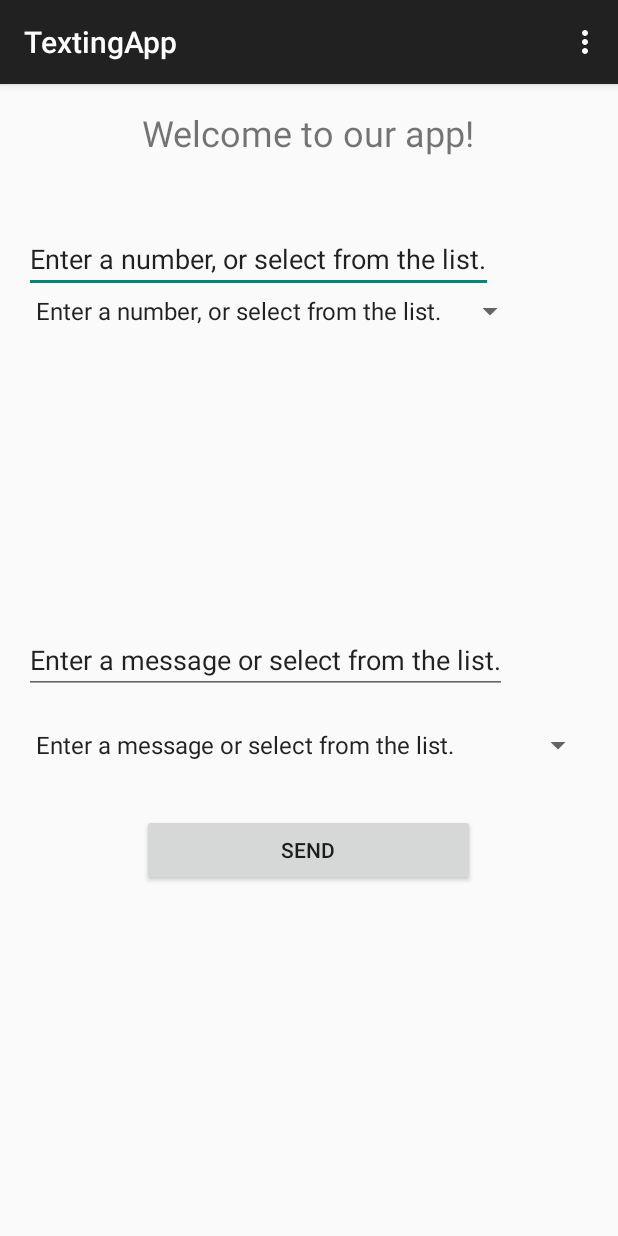
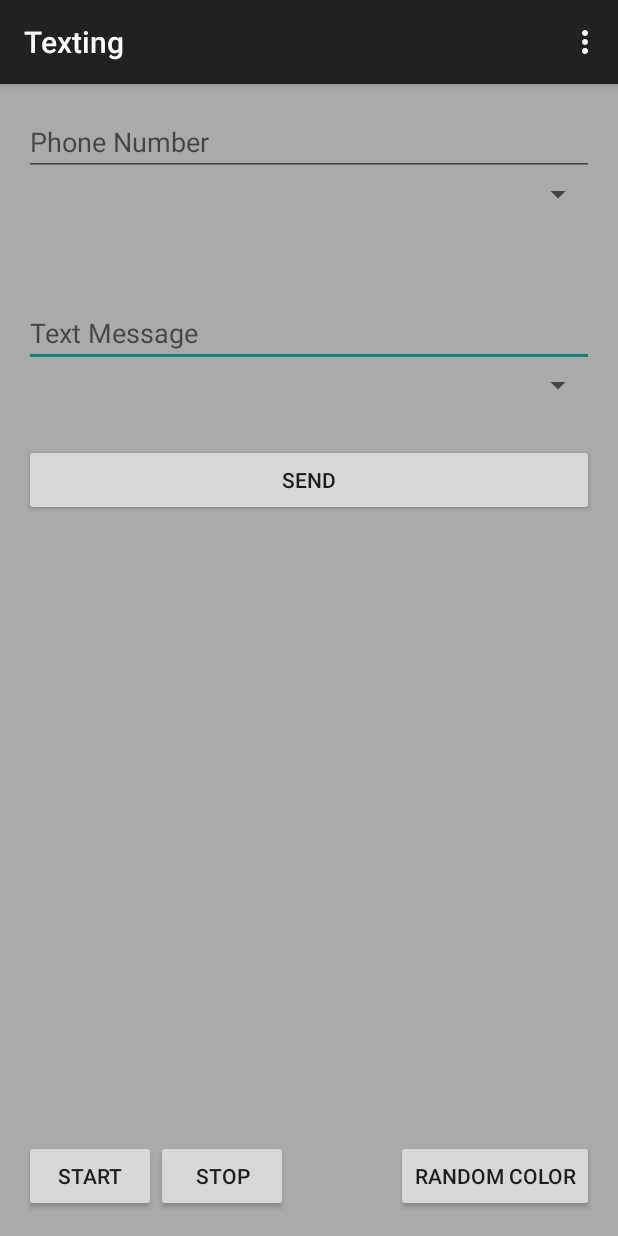
Before and after one commit to tristangaebler/TextingApp, an Android app: the screen it shows after launch (TextingActivity), on a phone screen of 412 x 824 dp. Run offline under Robolectric (Android 15) with nearby library versions, the phone set to English and light mode, and no system bars.

Commit message:
created a timer for changing color

```diff
--- a/app/src/main/java/ctect/textingapp/TextingActivity.java
+++ b/app/src/main/java/ctect/textingapp/TextingActivity.java
@@ -16,75 +16,90 @@ import android.content.Intent;
 import android.widget.ArrayAdapter;
 import android.widget.Spinner;
 import android.widget.AdapterView;
-
-
 import org.w3c.dom.Text;
 
 import java.util.ArrayList;
-
+import java.util.Timer;
+import java.util.TimerTask;
 
 
 /**
  * @author Tristan Gaebler, Bodie Shane, Colm Laro, Ashton Brown, Braden Mabey, and tyler Jarrard.
  */
 
-public class TextingActivity extends AppCompatActivity {
+public class TextingActivity extends AppCompatActivity
+{
 
     private Button startButton;
-    private TextView titleBox;
-    private EditText phoneNumber;
+    private Button colorButton;
+    private Button goButton;
+    private Button stopButton;
     private EditText TextMessage;
     private RelativeLayout backgroundLayout;
     private Spinner  textSpinner;
     private Spinner numberSpinner;
     private ArrayList<String> messageList;
     private ArrayList<String> phoneList;
+    private EditText phoneText;
+    private Timer myTimer;
+    private TimerTask myTimerTask;
 
 
     @Override
-    protected void onCreate(Bundle savedInstanceState) {
+    protected void onCreate(Bundle savedInstanceState)
+    {
         super.onCreate(savedInstanceState);
         setContentView(R.layout.activity_texting);
 
         //Init for the variables startButton and titleBox
         startButton = (Button) findViewById(R.id.StartButton);
-        titleBox = (TextView) findViewById(R.id.titleBox);
-        phoneNumber = (EditText) findViewById(R.id.phoneNumber);
+        colorButton = (Button) findViewById(R.id.colorButton);
+        goButton = (Button) findViewById(R.id.goButton);
+        stopButton = (Button) findViewById(R.id.stopButton);
         TextMessage = (EditText) findViewById(R.id.TextMessage);
         backgroundLayout = (RelativeLayout) findViewById(R.id.backgroundLayout);
         textSpinner = (Spinner) findViewById(R.id.spinner);
         numberSpinner = (Spinner) findViewById(R.id.numberSpinner);
+        phoneText = (EditText) findViewById(R.id.phoneText);
+        myTimer = new Timer();
+
+        myTimerTask = new TimerTask()
+        {
+            @Override
+            public void run()
+            {
+                changeBackgroundColor();
+            }
+        };
 
 
-        //ArrayList with warm message greetings
+        //ArrayList with messages
         messageList = new ArrayList<String>();
-        messageList.add("Enter a message or select from the list.");
+        messageList.add("");
         messageList.add("Hi, how are you doing");
         messageList.add("Hi mom, I learned how to create a text message app today!");
         messageList.add("Text me like one of your French girls ;)");
         messageList.add("Error your message could not be sent. Please try again later. Error number: 362950");
         messageList.add("I'm learning about important dates in history. Wanna be one of them?");
         messageList.add("Just wanted to say hi...;)");
-        messageList.add("Tristan Gaebler");
-        messageList.add("Bodie Shane");
         messageList.add("Colm Laro");
-        messageList.add("Ashton Brown");
-        messageList.add("Braden Mabey");
-        messageList.add("Tyler Jarrard");
-        messageList.add("");
 
+        //ArrayList with numbers
         phoneList = new ArrayList<String>();
-        phoneList.add("Enter a number, or select from the list.");
+        phoneList.add("");
         phoneList.add("8012441454");
         phoneList.add("8015583942");
         phoneList.add("3852889199");
         phoneList.add("8017507515");
-        phoneList.add("");
 
         loadSpinner();
         loadSpinnerP();
         setUpListeners();
     }
+
+    /**
+     * These methods use the array lists and populate the spinners for texts and numbers
+     */
 
     private void loadSpinner() {
         ArrayAdapter<String> listAdapter = new ArrayAdapter<String>(this, android.R.layout.simple_spinner_item, messageList);
@@ -134,11 +149,16 @@ public class TextingActivity extends AppCompatActivity {
 
         backgroundLayout.setBackgroundColor(Color.rgb(redColor, greenColor, blueColor));
 
+        redColor = (int) (Math.random() * 256);
+        greenColor = (int) (Math.random() * 256);
+        blueColor = (int) (Math.random() * 256);
+
+        colorButton.setBackgroundColor(Color.rgb(redColor, greenColor, blueColor));
     }
 
     protected void sendSMSMessage() {
 
-        String phoneNo = phoneNumber.getText().toString();
+        String phoneNo = phoneText.getText().toString();
         String message = TextMessage.getText().toString();
 
         try {
@@ -148,23 +168,51 @@ public class TextingActivity extends AppCompatActivity {
                     Toast.LENGTH_LONG).show();
         } catch (Exception e) {
             Toast.makeText(getApplicationContext(),
-                    "SMS faild, please try again.",
+                    "SMS failed, please try again.",
                     Toast.LENGTH_LONG).show();
             e.printStackTrace();
         }
     }
 
 
-    private void setUpListeners() {
-        startButton.setOnClickListener(new View.OnClickListener() {
-            public void onClick(View buttonView) {
+    private void setUpListeners()
+    {
+        startButton.setOnClickListener(new View.OnClickListener()
+        {
+            public void onClick(View buttonView)
+            {
                 sendSMSMessage();
+            }
+        });
+
+        colorButton.setOnClickListener(new View.OnClickListener()
+        {
+            public void onClick(View buttonView)
+            {
                 changeBackgroundColor();
             }
         });
 
-        textSpinner.setOnItemSelectedListener(new AdapterView.OnItemSelectedListener() {
-            public void onItemSelected(AdapterView<?> parent, View view, int pos, long id) {
+        goButton.setOnClickListener(new View.OnClickListener()
+        {
+            public void onClick(View buttonView)
+            {
+                myTimer.scheduleAtFixedRate(myTimerTask, 0, 5000);
+            }
+        });
+
+        stopButton.setOnClickListener(new View.OnClickListener()
+        {
+            public void onClick(View buttonView)
+            {
+                myTimer.cancel();
+            }
+        });
+
+        textSpinner.setOnItemSelectedListener(new AdapterView.OnItemSelectedListener()
+        {
+            public void onItemSelected(AdapterView<?> parent, View view, int pos, long id)
+            {
                 TextMessage.setText(textSpinner.getSelectedItem().toString());
             }
 
@@ -175,11 +223,11 @@ public class TextingActivity extends AppCompatActivity {
 
         numberSpinner.setOnItemSelectedListener(new AdapterView.OnItemSelectedListener() {
             public void onItemSelected(AdapterView<?> parent, View view, int pos, long id) {
-                phoneNumber.setText(numberSpinner.getSelectedItem().toString());
+                phoneText.setText(numberSpinner.getSelectedItem().toString());
             }
 
             public void onNothingSelected(AdapterView<?> parent) {
-                phoneNumber.setText("");
+                phoneText.setText("");
             }
         });
     }
--- a/app/src/main/res/layout/activity_texting.xml
+++ b/app/src/main/res/layout/activity_texting.xml
@@ -4,68 +4,92 @@
     android:paddingRight="@dimen/activity_horizontal_margin"
     android:paddingTop="@dimen/activity_vertical_margin"
     android:paddingBottom="@dimen/activity_vertical_margin" tools:context=".TextingActivity"
-    android:id="@+id/backgroundLayout">
+    android:id="@+id/backgroundLayout"
+                android:background="@android:color/darker_gray">
 
     <Button
         android:layout_width="wrap_content"
         android:layout_height="wrap_content"
         android:text="@string/StartButton"
         android:id="@+id/StartButton"
-        android:layout_marginTop="34dp"
         android:layout_below="@+id/spinner"
-        android:layout_alignLeft="@+id/titleBox"
-        android:layout_alignStart="@+id/titleBox"
-        android:layout_alignRight="@+id/titleBox"
-        android:layout_alignEnd="@+id/titleBox" />
-
-    <EditText
-        android:layout_width="wrap_content"
-        android:layout_height="wrap_content"
-        android:id="@+id/phoneNumber"
-        android:hint="@string/PhoneNumber"
-        android:visibility="visible"
-        android:layout_marginTop="45dp"
-        android:layout_below="@+id/titleBox"
+        android:layout_marginTop="27dp"
         android:layout_alignParentLeft="true"
-        android:layout_alignParentStart="true" />
+        android:layout_alignParentStart="true"
+        android:layout_alignRight="@+id/spinner"
+        android:layout_alignEnd="@+id/spinner"/>
 
     <EditText
         android:layout_width="wrap_content"
         android:layout_height="wrap_content"
         android:id="@+id/TextMessage"
-        android:hint="@string/TextMessage"
+        android:hint="Text Message"
         android:visibility="visible"
-        android:layout_centerVertical="true"
+        android:layout_below="@+id/numberSpinner"
         android:layout_alignParentLeft="true"
-        android:layout_alignParentStart="true" />
-
-    <TextView
-        android:layout_width="wrap_content"
-        android:layout_height="wrap_content"
-        android:text="@string/TextingBox"
-        android:id="@+id/titleBox"
-        android:layout_alignParentTop="true"
-        android:layout_centerHorizontal="true"
-        android:theme="@style/AppTheme"
-        android:textSize="24dp" />
+        android:layout_alignParentStart="true"
+        android:layout_marginTop="58dp"
+        android:layout_alignParentRight="true"
+        android:layout_alignParentEnd="true"/>
 
 
     <Spinner
         android:layout_width="wrap_content"
         android:layout_height="wrap_content"
         android:id="@+id/spinner"
-        android:layout_marginTop="22dp"
         android:layout_below="@+id/TextMessage"
-        android:layout_alignParentRight="true"
-        android:layout_alignParentEnd="true" />
+        android:layout_alignParentLeft="true"
+        android:layout_alignParentStart="true"/>
 
     <Spinner
         android:layout_width="wrap_content"
         android:layout_height="wrap_content"
         android:id="@+id/numberSpinner"
-        android:layout_below="@+id/phoneNumber"
+        android:layout_below="@+id/phoneText"
         android:layout_alignParentLeft="true"
-        android:layout_alignParentStart="true" />
+        android:layout_alignParentStart="true"
+        android:layout_alignParentRight="true"
+        android:layout_alignParentEnd="true"/>
+
+    <EditText
+        android:layout_width="wrap_content"
+        android:layout_height="wrap_content"
+        android:inputType="number"
+        android:ems="10"
+        android:id="@+id/phoneText"
+        android:hint="Phone Number"
+        android:layout_alignParentTop="true"
+        android:layout_alignParentRight="true"
+        android:layout_alignParentEnd="true"
+        android:layout_alignParentLeft="true"
+        android:layout_alignParentStart="true"/>
+
+    <Button
+        android:layout_width="wrap_content"
+        android:layout_height="wrap_content"
+        android:text="Random Color"
+        android:id="@+id/colorButton"
+        android:layout_alignParentBottom="true"
+        android:layout_alignParentRight="true"
+        android:layout_alignParentEnd="true"/>
+
+    <Button
+        android:layout_width="wrap_content"
+        android:layout_height="wrap_content"
+        android:text="Stop"
+        android:id="@+id/stopButton"
+        android:layout_alignTop="@+id/colorButton"
+        android:layout_toRightOf="@+id/goButton"
+        android:layout_toEndOf="@+id/goButton"/>
+
+    <Button
+        android:layout_width="wrap_content"
+        android:layout_height="wrap_content"
+        android:text="Start"
+        android:id="@+id/goButton"
+        android:layout_alignTop="@+id/stopButton"
+        android:layout_alignParentLeft="true"
+        android:layout_alignParentStart="true"/>
 
 
 </RelativeLayout>
--- a/app/src/main/res/values/strings.xml
+++ b/app/src/main/res/values/strings.xml
@@ -1,7 +1,7 @@
 <resources>
-    <string name="app_name">TextingApp</string>
+    <string name="app_name">Texting</string>
     <string name="action_settings">Settings</string>
-    <string name="TextingBox">Welcome to our app!</string>
+    <string name="TextingBox">Texting</string>
     <string name="StartButton">Send</string>
     <string name="PhoneNumber">Please enter a phone number.</string>
     <string name="TextMessage">Please enter your text message</string>
```
